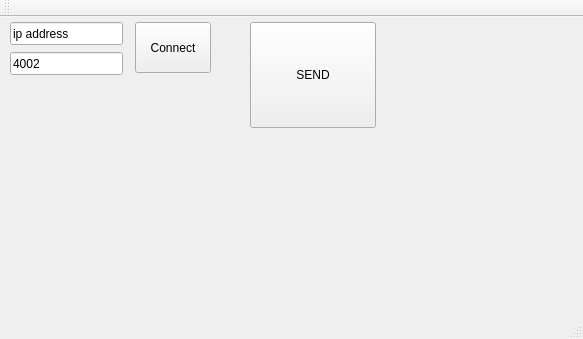
Old version of the form client/ClientMB/client.ui in the repository sunghojang/QT_TCPIP2.
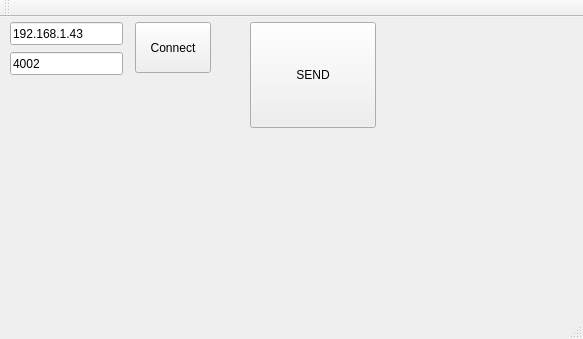
New version of the form.

```diff
--- a/client/ClientMB/client.ui
+++ b/client/ClientMB/client.ui
@@ -24,7 +24,7 @@
      </rect>
     </property>
     <property name="text">
-     <string>ip address</string>
+     <string>192.168.1.43</string>
     </property>
    </widget>
    <widget class="QLineEdit" name="portLineEdit">
```
